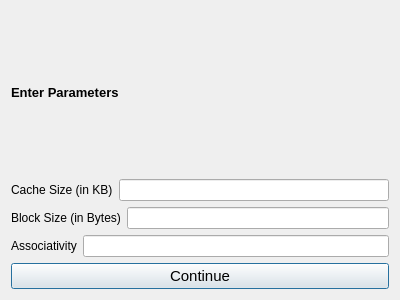
The window that cacheconfig.ui (GithinGeorge2k1/CO_MIPS_SIMULATOR) describes before a commit, drawn with Qt 5.
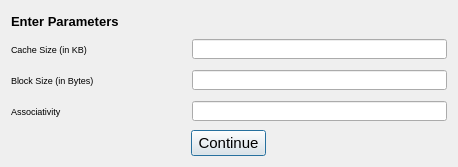
The same window after the commit.

```diff
--- a/cacheconfig.ui
+++ b/cacheconfig.ui
@@ -6,10 +6,28 @@
    <rect>
     <x>0</x>
     <y>0</y>
-    <width>400</width>
-    <height>300</height>
+    <width>458</width>
+    <height>167</height>
    </rect>
   </property>
+  <property name="sizePolicy">
+   <sizepolicy hsizetype="Fixed" vsizetype="Fixed">
+    <horstretch>0</horstretch>
+    <verstretch>0</verstretch>
+   </sizepolicy>
+  </property>
+  <property name="minimumSize">
+   <size>
+    <width>458</width>
+    <height>167</height>
+   </size>
+  </property>
+  <property name="maximumSize">
+   <size>
+    <width>458</width>
+    <height>167</height>
+   </size>
+  </property>
   <property name="windowTitle">
    <string>Dialog</string>
   </property>
@@ -34,13 +52,55 @@
       <layout class="QHBoxLayout" name="horizontalLayout_3">
        <item>
         <widget class="QLabel" name="label">
+         <property name="sizePolicy">
+          <sizepolicy hsizetype="Fixed" vsizetype="Fixed">
+           <horstretch>0</horstretch>
+           <verstretch>0</verstretch>
+          </sizepolicy>
+         </property>
+         <property name="minimumSize">
+          <size>
+           <width>175</width>
+           <height>25</height>
+          </size>
+         </property>
+         <property name="maximumSize">
+          <size>
+           <width>175</width>
+           <height>25</height>
+          </size>
+         </property>
+         <property name="font">
+          <font>
+           <pointsize>7</pointsize>
+          </font>
+         </property>
          <property name="text">
           <string>Cache Size (in KB)</string>
          </property>
         </widget>
        </item>
        <item>
-        <widget class="QLineEdit" name="lineEdit"/>
+        <widget class="QLineEdit" name="lineEdit">
+         <property name="sizePolicy">
+          <sizepolicy hsizetype="Fixed" vsizetype="Fixed">
+           <horstretch>0</horstretch>
+           <verstretch>0</verstretch>
+          </sizepolicy>
+         </property>
+         <property name="minimumSize">
+          <size>
+           <width>255</width>
+           <height>20</height>
+          </size>
+         </property>
+         <property name="maximumSize">
+          <size>
+           <width>255</width>
+           <height>20</height>
+          </size>
+         </property>
+        </widget>
        </item>
       </layout>
      </item>
@@ -48,13 +108,55 @@
       <layout class="QHBoxLayout" name="horizontalLayout">
        <item>
         <widget class="QLabel" name="label_2">
+         <property name="sizePolicy">
+          <sizepolicy hsizetype="Fixed" vsizetype="Fixed">
+           <horstretch>0</horstretch>
+           <verstretch>0</verstretch>
+          </sizepolicy>
+         </property>
+         <property name="minimumSize">
+          <size>
+           <width>175</width>
+           <height>25</height>
+          </size>
+         </property>
+         <property name="maximumSize">
+          <size>
+           <width>175</width>
+           <height>25</height>
+          </size>
+         </property>
+         <property name="font">
+          <font>
+           <pointsize>7</pointsize>
+          </font>
+         </property>
          <property name="text">
           <string>Block Size (in Bytes)</string>
          </property>
         </widget>
        </item>
        <item>
-        <widget class="QLineEdit" name="lineEdit_2"/>
+        <widget class="QLineEdit" name="lineEdit_2">
+         <property name="sizePolicy">
+          <sizepolicy hsizetype="Fixed" vsizetype="Fixed">
+           <horstretch>0</horstretch>
+           <verstretch>0</verstretch>
+          </sizepolicy>
+         </property>
+         <property name="minimumSize">
+          <size>
+           <width>255</width>
+           <height>20</height>
+          </size>
+         </property>
+         <property name="maximumSize">
+          <size>
+           <width>255</width>
+           <height>20</height>
+          </size>
+         </property>
+        </widget>
        </item>
       </layout>
      </item>
@@ -62,20 +164,80 @@
       <layout class="QHBoxLayout" name="horizontalLayout_2">
        <item>
         <widget class="QLabel" name="label_3">
+         <property name="sizePolicy">
+          <sizepolicy hsizetype="Fixed" vsizetype="Fixed">
+           <horstretch>0</horstretch>
+           <verstretch>0</verstretch>
+          </sizepolicy>
+         </property>
+         <property name="minimumSize">
+          <size>
+           <width>175</width>
+           <height>25</height>
+          </size>
+         </property>
+         <property name="maximumSize">
+          <size>
+           <width>175</width>
+           <height>25</height>
+          </size>
+         </property>
+         <property name="font">
+          <font>
+           <pointsize>7</pointsize>
+          </font>
+         </property>
          <property name="text">
           <string>Associativity</string>
          </property>
         </widget>
        </item>
        <item>
-        <widget class="QLineEdit" name="lineEdit_3"/>
+        <widget class="QLineEdit" name="lineEdit_3">
+         <property name="sizePolicy">
+          <sizepolicy hsizetype="Fixed" vsizetype="Fixed">
+           <horstretch>0</horstretch>
+           <verstretch>0</verstretch>
+          </sizepolicy>
+         </property>
+         <property name="minimumSize">
+          <size>
+           <width>255</width>
+           <height>20</height>
+          </size>
+         </property>
+         <property name="maximumSize">
+          <size>
+           <width>255</width>
+           <height>20</height>
+          </size>
+         </property>
+        </widget>
        </item>
       </layout>
      </item>
     </layout>
    </item>
-   <item>
+   <item alignment="Qt::AlignHCenter">
     <widget class="QPushButton" name="pushButton">
+     <property name="sizePolicy">
+      <sizepolicy hsizetype="Fixed" vsizetype="Fixed">
+       <horstretch>0</horstretch>
+       <verstretch>0</verstretch>
+      </sizepolicy>
+     </property>
+     <property name="minimumSize">
+      <size>
+       <width>75</width>
+       <height>26</height>
+      </size>
+     </property>
+     <property name="maximumSize">
+      <size>
+       <width>75</width>
+       <height>26</height>
+      </size>
+     </property>
      <property name="font">
       <font>
        <pointsize>11</pointsize>
```
Left out of the diff: 2 changed lines with no effect on the pictures.
